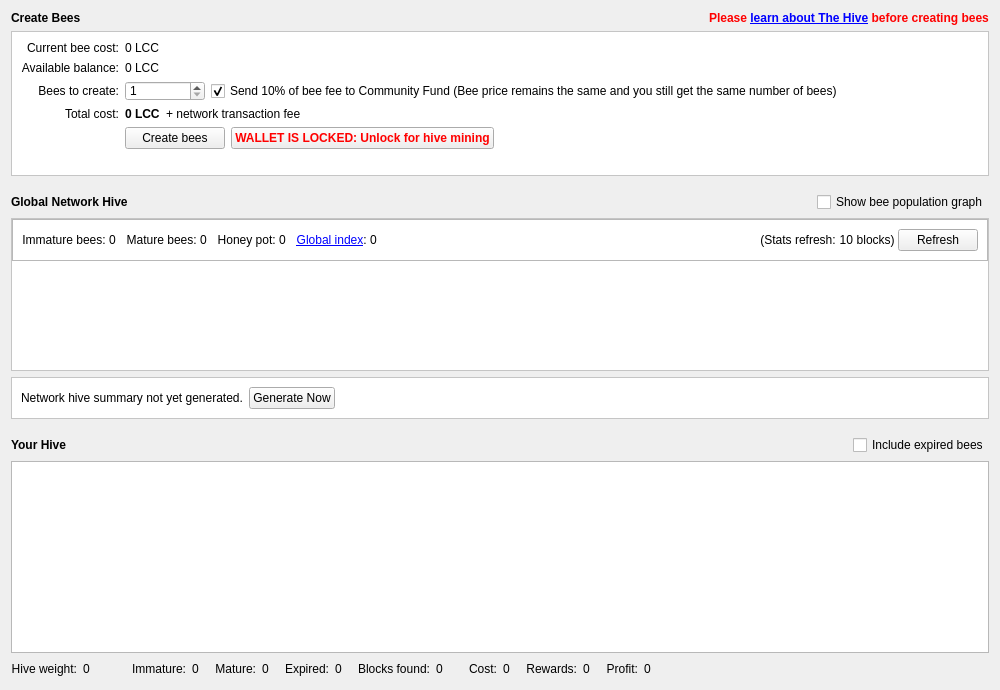
The window that src/qt/forms/hivedialog.ui (litecoincash-project/litecoincash) describes before a commit, drawn with Qt 5.
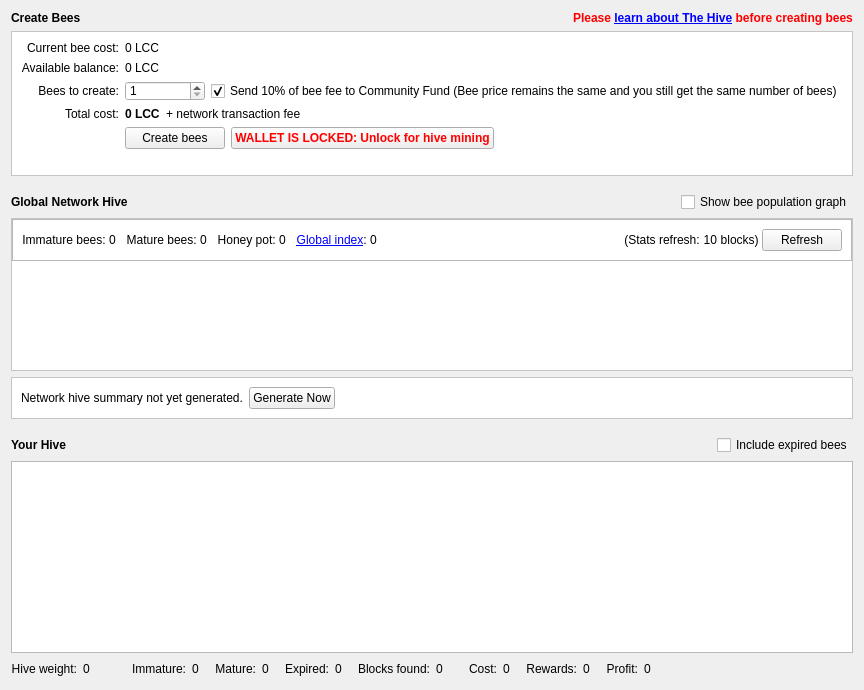
The same window after the commit. Icons and pictures are not drawn. Custom widgets are drawn as their Qt base class.

```diff
--- a/src/qt/forms/hivedialog.ui
+++ b/src/qt/forms/hivedialog.ui
@@ -6,7 +6,7 @@
    <rect>
     <x>0</x>
     <y>0</y>
-    <width>1000</width>
+    <width>824</width>
     <height>690</height>
    </rect>
   </property>
```
